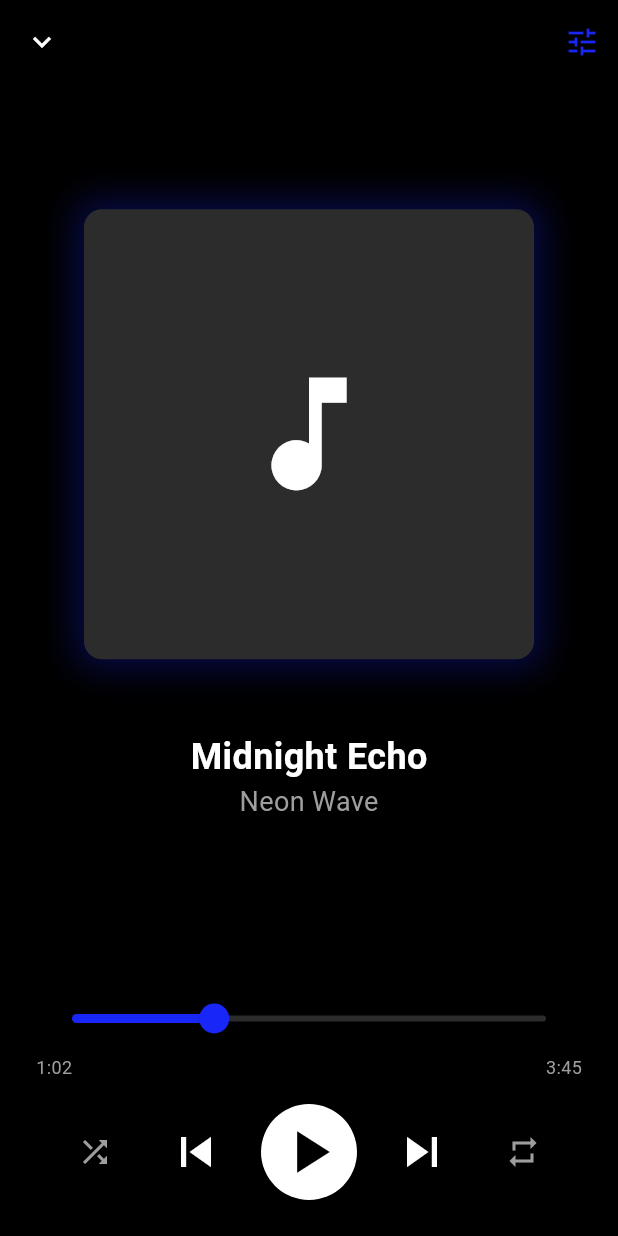
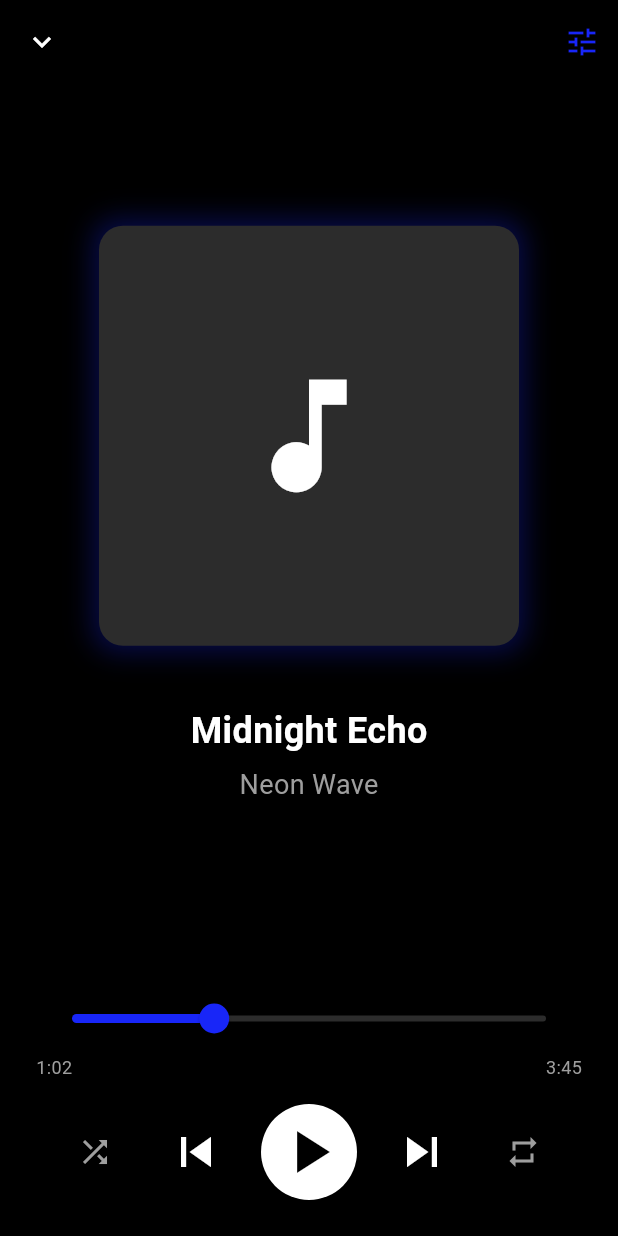
Before and after one commit to Auxistra/AUXISTRA-2.0, a Flutter app: the PlayerScreen screen opened directly, on a phone screen of 412 x 824 dp. Run offline on Flutter 3.47's test engine with Material 3 defaults, Android fonts, the phone set to English and light mode, and no system bars.

Commit message:
Update player_screen.dart

```diff
--- a/lib/screens/player_screen.dart
+++ b/lib/screens/player_screen.dart
@@ -4,7 +4,11 @@ class PlayerScreen extends StatefulWidget {
   final String songTitle;
   final String artistName;
 
-  const PlayerScreen({super.key, required this.songTitle, required this.artistName});
+  const PlayerScreen({
+    super.key,
+    required this.songTitle,
+    required this.artistName,
+  });
 
   @override
   State<PlayerScreen> createState() => _PlayerScreenState();
@@ -12,7 +16,17 @@ class PlayerScreen extends StatefulWidget {
 
 class _PlayerScreenState extends State<PlayerScreen> {
   bool _isRemixMode = false;
+  bool _isPlaying = false;
+
   double _playbackPosition = 0.3;
+
+  // Track volume state (instead of static values)
+  final Map<String, double> _trackVolumes = {
+    'Vocals': 0.8,
+    'Drums': 0.6,
+    'Bass': 0.7,
+    'Synths': 0.4,
+  };
 
   @override
   Widget build(BuildContext context) {
@@ -27,8 +41,13 @@ class _PlayerScreenState extends State<PlayerScreen> {
         ),
         actions: [
           IconButton(
-            icon: Icon(_isRemixMode ? Icons.close : Icons.tune, color: const Color(0xFF1826F8)),
-            onPressed: () => setState(() => _isRemixMode = !_isRemixMode),
+            icon: Icon(
+              _isRemixMode ? Icons.close : Icons.tune,
+              color: const Color(0xFF1826F8),
+            ),
+            onPressed: () => setState(() {
+              _isRemixMode = !_isRemixMode;
+            }),
           ),
         ],
       ),
@@ -36,8 +55,12 @@ class _PlayerScreenState extends State<PlayerScreen> {
         children: [
           Expanded(
             child: AnimatedSwitcher(
-              duration: const Duration(milliseconds: 500),
-              child: _isRemixMode ? _buildRemixEditor() : _buildStandardPlayer(),
+              duration: const Duration(milliseconds: 400),
+              transitionBuilder: (child, animation) =>
+                  FadeTransition(opacity: animation, child: child),
+              child: _isRemixMode
+                  ? _buildRemixEditor()
+                  : _buildStandardPlayer(),
             ),
           ),
           _buildPlaybackControls(),
@@ -46,49 +69,71 @@ class _PlayerScreenState extends State<PlayerScreen> {
     );
   }
 
+  // ---------------- STANDARD PLAYER ----------------
+
   Widget _buildStandardPlayer() {
     return Column(
+      key: const ValueKey("standard"),
       mainAxisAlignment: MainAxisAlignment.center,
       children: [
-        Container(
-          width: 300,
-          height: 300,
+        AnimatedContainer(
+          duration: const Duration(milliseconds: 300),
+          width: 280,
+          height: 280,
           decoration: BoxDecoration(
             color: const Color(0xFF2C2C2C),
-            borderRadius: BorderRadius.circular(12),
+            borderRadius: BorderRadius.circular(16),
             boxShadow: [
               BoxShadow(
-                color: const Color(0xFF1826F8).withOpacity(0.3),
-                blurRadius: 20,
-                spreadRadius: 5,
+                color: const Color(0xFF1826F8)
+                    .withOpacity(_isPlaying ? 0.6 : 0.3),
+                blurRadius: _isPlaying ? 30 : 15,
+                spreadRadius: 4,
               )
             ],
           ),
-          child: const Icon(Icons.music_note, size: 100, color: Colors.white),
+          child: const Icon(Icons.music_note,
+              size: 100, color: Colors.white),
         ),
-        const SizedBox(height: 48),
-        Text(widget.songTitle, style: const TextStyle(fontSize: 24, fontWeight: FontWeight.bold)),
-        Text(widget.artistName, style: const TextStyle(fontSize: 18, color: Colors.grey)),
+        const SizedBox(height: 40),
+        Text(
+          widget.songTitle,
+          style: const TextStyle(
+              fontSize: 24, fontWeight: FontWeight.bold),
+        ),
+        const SizedBox(height: 6),
+        Text(
+          widget.artistName,
+          style: const TextStyle(
+              fontSize: 18, color: Colors.grey),
+        ),
       ],
     );
   }
 
+  // ---------------- REMIX EDITOR ----------------
+
   Widget _buildRemixEditor() {
     return Container(
+      key: const ValueKey("remix"),
       padding: const EdgeInsets.symmetric(horizontal: 16),
       child: Column(
         crossAxisAlignment: CrossAxisAlignment.start,
         children: [
-          const Text('DAW - Remix Session', style: TextStyle(fontSize: 20, fontWeight: FontWeight.bold)),
+          const Text(
+            'DAW - Remix Session',
+            style:
+                TextStyle(fontSize: 20, fontWeight: FontWeight.bold),
+          ),
           const SizedBox(height: 16),
           Expanded(
             child: ListView(
-              children: [
-                _buildTrackItem('Vocals', true, 0.8, Colors.blue),
-                _buildTrackItem('Drums', true, 0.6, Colors.orange),
-                _buildTrackItem('Bass', true, 0.7, Colors.purple),
-                _buildTrackItem('Synths', false, 0.4, Colors.green),
-              ],
+              children: _trackVolumes.keys.map((track) {
+                return _buildTrackItem(
+                  track,
+                  _trackVolumes[track]!,
+                );
+              }).toList(),
             ),
           ),
           _buildDawToolbar(),
@@ -97,38 +142,50 @@ class _PlayerScreenState extends State<PlayerScreen> {
     );
   }
 
-  Widget _buildTrackItem(String name, bool isActive, double volume, Color color) {
+  Widget _buildTrackItem(String name, double volume) {
+    final Color trackColor = _getTrackColor(name);
+
     return Container(
-      margin: const EdgeInsets.only(bottom: 8),
+      margin: const EdgeInsets.only(bottom: 12),
       padding: const EdgeInsets.all(12),
       decoration: BoxDecoration(
         color: const Color(0xFF1A1A1A),
-        borderRadius: BorderRadius.circular(8),
-        border: Border.all(color: isActive ? color.withOpacity(0.5) : Colors.transparent),
+        borderRadius: BorderRadius.circular(10),
+        border:
+            Border.all(color: trackColor.withOpacity(0.4)),
       ),
       child: Column(
         children: [
           Row(
             children: [
-              Container(width: 4, height: 40, color: color),
+              Container(width: 4, height: 40, color: trackColor),
               const SizedBox(width: 12),
               Expanded(
-                child: Column(
-                  crossAxisAlignment: CrossAxisAlignment.start,
-                  children: [
-                    Text(name, style: const TextStyle(fontWeight: FontWeight.bold)),
-                    const Text('WAV - 24bit', style: TextStyle(fontSize: 10, color: Colors.grey)),
-                  ],
+                child: Text(
+                  name,
+                  style: const TextStyle(
+                      fontWeight: FontWeight.bold),
                 ),
               ),
-              IconButton(icon: const Icon(Icons.volume_off, size: 20), onPressed: () {}),
-              IconButton(icon: const Icon(Icons.headphones, size: 20), onPressed: () {}),
+              IconButton(
+                icon: const Icon(Icons.volume_off, size: 20),
+                onPressed: () {
+                  setState(() {
+                    _trackVolumes[name] =
+                        _trackVolumes[name]! > 0 ? 0 : 0.7;
+                  });
+                },
+              ),
             ],
           ),
           Slider(
             value: volume,
-            onChanged: (v) {},
-            activeColor: color,
+            onChanged: (v) {
+              setState(() {
+                _trackVolumes[name] = v;
+              });
+            },
+            activeColor: trackColor,
             inactiveColor: Colors.grey[800],
           ),
         ],
@@ -136,8 +193,23 @@ class _PlayerScreenState extends State<PlayerScreen> {
     );
   }
 
+  Color _getTrackColor(String name) {
+    switch (name) {
+      case 'Vocals':
+        return Colors.blue;
+      case 'Drums':
+        return Colors.orange;
+      case 'Bass':
+        return Colors.purple;
+      default:
+        return Colors.green;
+    }
+  }
+
+  // ---------------- DAW TOOLBAR ----------------
+
   Widget _buildDawToolbar() {
-    return Container(
+    return Padding(
       padding: const EdgeInsets.symmetric(vertical: 16),
       child: Row(
         mainAxisAlignment: MainAxisAlignment.spaceAround,
@@ -156,43 +228,78 @@ class _PlayerScreenState extends State<PlayerScreen> {
       children: [
         Icon(icon, size: 24, color: const Color(0xFF1826F8)),
         const SizedBox(height: 4),
-        Text(label, style: const TextStyle(fontSize: 10, color: Colors.grey)),
+        Text(label,
+            style: const TextStyle(
+                fontSize: 10, color: Colors.grey)),
       ],
     );
   }
 
+  // ---------------- PLAYBACK CONTROLS ----------------
+
   Widget _buildPlaybackControls() {
     return Container(
-      padding: const EdgeInsets.all(24.0),
+      padding: const EdgeInsets.all(24),
       child: Column(
         children: [
           Slider(
             value: _playbackPosition,
-            onChanged: (v) => setState(() => _playbackPosition = v),
+            onChanged: (v) =>
+                setState(() => _playbackPosition = v),
             activeColor: const Color(0xFF1826F8),
           ),
           const Row(
-            mainAxisAlignment: MainAxisAlignment.spaceBetween,
+            mainAxisAlignment:
+                MainAxisAlignment.spaceBetween,
             children: [
-              Text('1:02', style: TextStyle(fontSize: 12, color: Colors.grey)),
-              Text('3:45', style: TextStyle(fontSize: 12, color: Colors.grey)),
+              Text('1:02',
+                  style:
+                      TextStyle(fontSize: 12, color: Colors.grey)),
+              Text('3:45',
+                  style:
+                      TextStyle(fontSize: 12, color: Colors.grey)),
             ],
           ),
           const SizedBox(height: 16),
           Row(
-            mainAxisAlignment: MainAxisAlignment.spaceEvenly,
+            mainAxisAlignment:
+                MainAxisAlignment.spaceEvenly,
             children: [
-              IconButton(icon: const Icon(Icons.shuffle, color: Colors.grey), onPressed: () {}),
-              IconButton(icon: const Icon(Icons.skip_previous, size: 40), onPressed: () {}),
+              IconButton(
+                  icon: const Icon(Icons.shuffle,
+                      color: Colors.grey),
+                  onPressed: () {}),
+              IconButton(
+                  icon:
+                      const Icon(Icons.skip_previous, size: 40),
+                  onPressed: () {}),
               Container(
-                decoration: const BoxDecoration(shape: BoxShape.circle, color: Colors.white),
+                decoration: const BoxDecoration(
+                    shape: BoxShape.circle,
+                    color: Colors.white),
                 child: IconButton(
-                  icon: const Icon(Icons.play_arrow, size: 48, color: Colors.black),
-                  onPressed: () {},
+                  icon: Icon(
+                    _isPlaying
+                        ? Icons.pause
+                        : Icons.play_arrow,
+                    size: 48,
+                    color: Colors.black,
+                  ),
+                  onPressed: () {
+                    setState(() {
+                      _isPlaying = !_isPlaying;
+                    });
+                  },
                 ),
               ),
-              IconButton(icon: const Icon(Icons.skip_next, size: 40), onPressed: () {}),
-              IconButton(icon: const Icon(Icons.repeat, color: Colors.grey), onPressed: () {}),
+              IconButton(
+                  icon:
+                      const Icon(Icons.skip_next, size: 40),
+                  onPressed: () {}),
+              IconButton(
+                  icon:
+                      const Icon(Icons.repeat, color: Colors.grey),
+                  onPressed: () {}),
             ],
           ),
         ],
```
